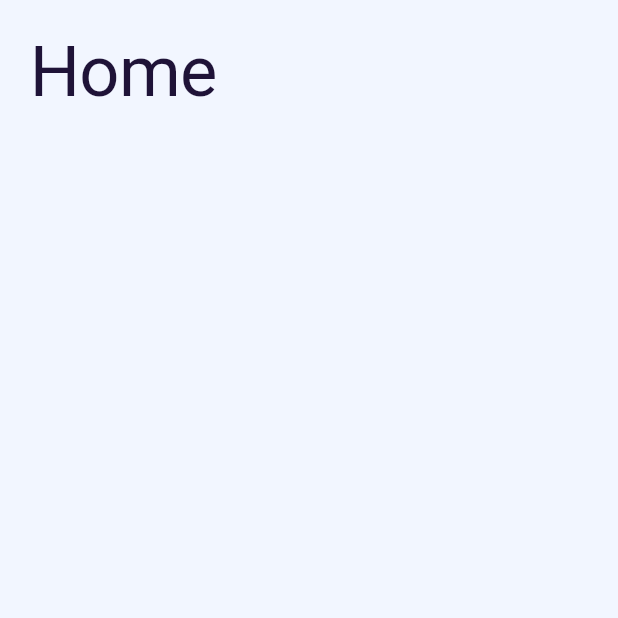
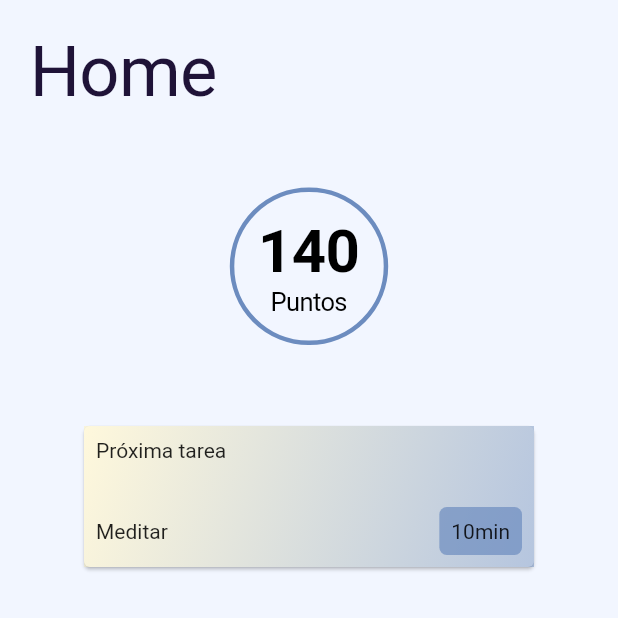
Before and after one commit to guillermoSb/proyecto_ing_software, a Flutter app: the HomeScreen screen opened directly, on a phone screen of 412 x 824 dp, the top half of it. Run offline on Flutter 3.47's test engine with Material 2 defaults, Android fonts, the phone set to English and light mode, and no system bars.

Commit message:
Finished home

```diff
--- a/lib/screens/home_screen.dart
+++ b/lib/screens/home_screen.dart
@@ -1,5 +1,6 @@
 import 'package:flutter/cupertino.dart';
 import 'package:flutter/material.dart';
+import 'package:health_app/themes/light_theme.dart';
 import 'package:health_app/widgets/pageTitle_widget.dart';
 
 class HomeScreen extends StatelessWidget {
@@ -9,7 +10,75 @@ class HomeScreen extends StatelessWidget {
   Widget build(BuildContext context) {
     return CupertinoPageScaffold(
         child: Column(
-      children: const [PageTitleWidget('Home')],
+      children: [
+        PageTitleWidget('Home'),
+        const SizedBox(height: 50),
+        Center(
+          child: Container(
+            decoration: BoxDecoration(
+                border: Border.all(color: AppTheme.primary, width: 3),
+                borderRadius: BorderRadius.all(
+                  Radius.circular(100),
+                )),
+            child: Padding(
+              padding: const EdgeInsets.all(16.0),
+              child: Column(children: const [
+                Text(
+                  "140",
+                  style: TextStyle(fontWeight: FontWeight.bold, fontSize: 40),
+                ),
+                Text("Puntos")
+              ]),
+            ),
+          ),
+        ),
+        const SizedBox(
+          height: 50,
+        ),
+        Card(
+          child: Container(
+            child: SizedBox(
+              width: 300,
+              child: Container(
+                decoration: BoxDecoration(
+                    gradient: LinearGradient(
+                        begin: Alignment.topLeft,
+                        end: Alignment.bottomRight,
+                        colors: [
+                      AppTheme.secondary.withOpacity(0.5),
+                      AppTheme.primary.withOpacity(0.5)
+                    ])),
+                child: Padding(
+                  padding: EdgeInsets.all(8.0),
+                  child: Column(
+                    crossAxisAlignment: CrossAxisAlignment.start,
+                    children: [
+                      const Text("Próxima tarea"),
+                      SizedBox(height: 30),
+                      Row(
+                        mainAxisAlignment: MainAxisAlignment.spaceBetween,
+                        children: [
+                          const Text("Meditar"),
+                          Container(
+                            decoration: BoxDecoration(
+                                color: AppTheme.primary.withOpacity(0.7),
+                                borderRadius:
+                                    BorderRadius.all(Radius.circular(5))),
+                            child: const Padding(
+                              padding: EdgeInsets.all(8.0),
+                              child: Text("10min"),
+                            ),
+                          )
+                        ],
+                      )
+                    ],
+                  ),
+                ),
+              ),
+            ),
+          ),
+        )
+      ],
     ));
   }
 }
```
